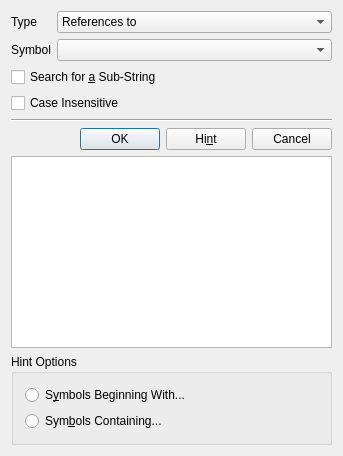
Above: src/symbollayout4.ui from fredollinger/kscope-kde4 before the change. Below: the same form after it.
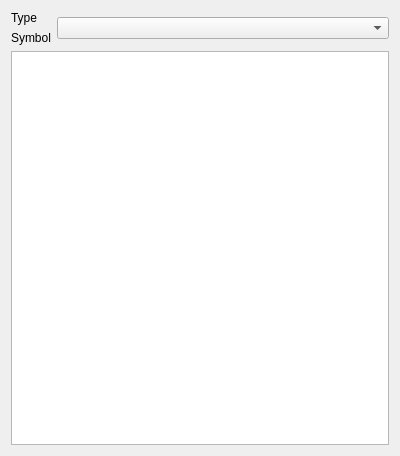
That is the form after the change. Custom widgets are drawn as their Qt base class.

What changed in the file:
```diff
--- a/src/symbollayout4.ui
+++ b/src/symbollayout4.ui
@@ -6,7 +6,7 @@
    <rect>
     <x>0</x>
     <y>0</y>
-    <width>343</width>
+    <width>400</width>
     <height>456</height>
    </rect>
   </property>
@@ -15,100 +15,27 @@
   </property>
   <layout class="QVBoxLayout">
    <item>
-    <layout class="QHBoxLayout">
+    <layout class="QHBoxLayout" name="horizontalLayout_2">
      <item>
-      <layout class="QVBoxLayout">
+      <layout class="QVBoxLayout" name="verticalLayout">
        <item>
-        <widget class="QLabel" name="textLabel1">
-         <property name="sizePolicy">
-          <sizepolicy hsizetype="Preferred" vsizetype="Preferred">
-           <horstretch>0</horstretch>
-           <verstretch>0</verstretch>
-          </sizepolicy>
-         </property>
+        <widget class="QLabel" name="label_2">
          <property name="text">
           <string>Type</string>
          </property>
-         <property name="wordWrap">
-          <bool>false</bool>
-         </property>
         </widget>
        </item>
        <item>
-        <widget class="QLabel" name="textLabel2">
-         <property name="sizePolicy">
-          <sizepolicy hsizetype="Preferred" vsizetype="Preferred">
-           <horstretch>0</horstretch>
-           <verstretch>0</verstretch>
-          </sizepolicy>
-         </property>
+        <widget class="QLabel" name="label">
          <property name="text">
           <string>Symbol</string>
          </property>
-         <property name="wordWrap">
-          <bool>false</bool>
-         </property>
         </widget>
        </item>
       </layout>
      </item>
      <item>
-      <layout class="QVBoxLayout">
-       <item>
-        <widget class="QComboBox" name="m_pTypeCombo">
-         <property name="sizePolicy">
-          <sizepolicy hsizetype="Expanding" vsizetype="Fixed">
-           <horstretch>0</horstretch>
-           <verstretch>0</verstretch>
-          </sizepolicy>
-         </property>
-         <item>
-          <property name="text">
-           <string>References to</string>
-          </property>
-         </item>
-         <item>
-          <property name="text">
-           <string>Definition of</string>
-          </property>
-         </item>
-         <item>
-          <property name="text">
-           <string>Functions called by</string>
-          </property>
-         </item>
-         <item>
-          <property name="text">
-           <string>Functions calling</string>
-          </property>
-         </item>
-         <item>
-          <property name="text">
-           <string>Find text</string>
-          </property>
-         </item>
-         <item>
-          <property name="text">
-           <string>Find EGrep pattern</string>
-          </property>
-         </item>
-         <item>
-          <property name="text">
-           <string>Find file</string>
-          </property>
-         </item>
-         <item>
-          <property name="text">
-           <string>Files #including</string>
-          </property>
-         </item>
-         <item>
-          <property name="text">
-           <string>Call graph for</string>
-          </property>
-         </item>
-        </widget>
-       </item>
+      <layout class="QVBoxLayout" name="verticalLayout_2">
        <item>
         <widget class="KHistoryComboBox" name="m_pSymbolHC">
          <property name="sizePolicy">
@@ -127,99 +54,11 @@
     </layout>
    </item>
    <item>
-    <widget class="QCheckBox" name="m_pSubStringCheck">
-     <property name="text">
-      <string>Search for &amp;a Sub-String</string>
-     </property>
-     <property name="shortcut">
-      <string>Alt+A</string>
-     </property>
-    </widget>
-   </item>
-   <item>
-    <widget class="QCheckBox" name="m_pCaseCheck">
-     <property name="text">
-      <string>Case Insensitive</string>
-     </property>
-    </widget>
-   </item>
-   <item>
-    <widget class="Line" name="line2">
-     <property name="frameShape">
-      <enum>QFrame::HLine</enum>
-     </property>
-     <property name="frameShadow">
-      <enum>QFrame::Sunken</enum>
-     </property>
-    </widget>
-   </item>
-   <item>
-    <layout class="QHBoxLayout">
-     <item>
-      <spacer name="spacer2">
-       <property name="orientation">
-        <enum>Qt::Horizontal</enum>
-       </property>
-       <property name="sizeType">
-        <enum>QSizePolicy::Expanding</enum>
-       </property>
-       <property name="sizeHint" stdset="0">
-        <size>
-         <width>71</width>
-         <height>21</height>
-        </size>
-       </property>
-      </spacer>
-     </item>
-     <item>
-      <widget class="QPushButton" name="m_pOKButton">
-       <property name="text">
-        <string>OK</string>
-       </property>
-      </widget>
-     </item>
-     <item>
-      <widget class="QPushButton" name="m_pHintButton">
-       <property name="text">
-        <string>Hi&amp;nt</string>
-       </property>
-      </widget>
-     </item>
-     <item>
-      <widget class="QPushButton" name="m_pCancelButton">
-       <property name="text">
-        <string>Cancel</string>
-       </property>
-      </widget>
-     </item>
-    </layout>
+    <layout class="QHBoxLayout" name="horizontalLayout"/>
    </item>
    <item>
     <widget class="QTableWidget" name="m_pHintList"/>
    </item>
-   <item>
-    <widget class="Q3ButtonGroup" name="m_pHintGroup">
-     <property name="title">
-      <string>Hint Options</string>
-     </property>
-     <layout class="QVBoxLayout">
-      <item>
-       <widget class="QRadioButton" name="m_pBeginWithRadio">
-        <property name="text">
-         <string>S&amp;ymbols Beginning With...</string>
-        </property>
-       </widget>
-      </item>
-      <item>
-       <widget class="QRadioButton" name="m_pContainRadio">
-        <property name="text">
-         <string>Sym&amp;bols Containing...</string>
-        </property>
-       </widget>
-      </item>
-     </layout>
-    </widget>
-   </item>
   </layout>
  </widget>
  <layoutdefault spacing="6" margin="11"/>
@@ -235,18 +74,6 @@
    <extends>KComboBox</extends>
    <header>khistorycombobox.h</header>
   </customwidget>
-  <customwidget>
-   <class>Q3GroupBox</class>
-   <extends>QGroupBox</extends>
-   <header>Qt3Support/Q3GroupBox</header>
-   <container>1</container>
-  </customwidget>
-  <customwidget>
-   <class>Q3ButtonGroup</class>
-   <extends>Q3GroupBox</extends>
-   <header>Qt3Support/Q3ButtonGroup</header>
-   <container>1</container>
-  </customwidget>
  </customwidgets>
  <tabstops>
   <tabstop>m_pSymbolHC</tabstop>
```
Left out of the diff: 11 changed lines with no effect on the pictures.
